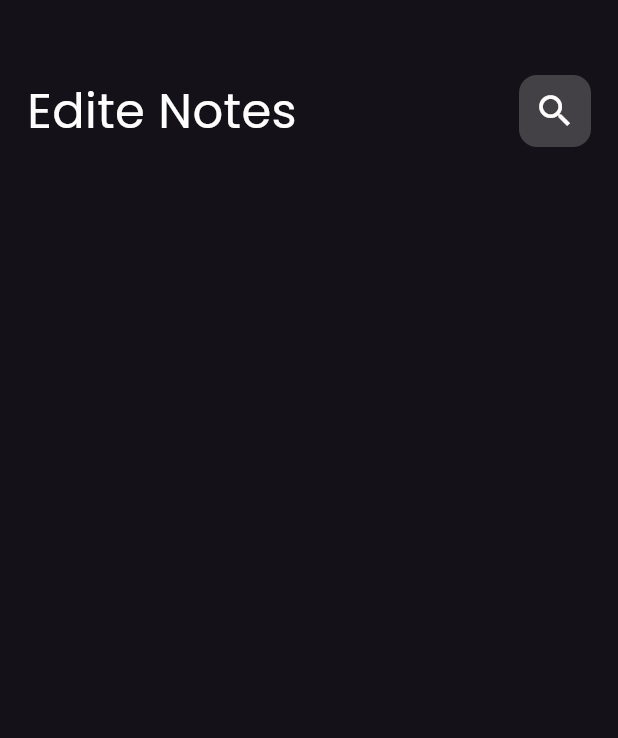
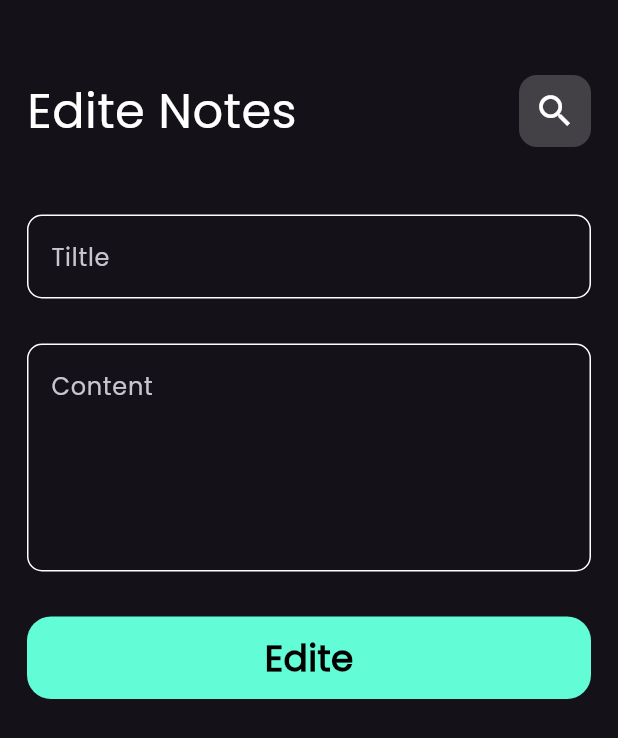
Before and after one commit to mahmoudkarieem/notes_app_, a Flutter app: the EditeNoteView screen opened directly, on a phone screen of 412 x 824 dp. Shown: the top 738 px of the screen. Run offline on Flutter 3.47's test engine with Material 3 defaults, Android fonts, the phone set to English and light mode, and no system bars.

Commit message:
finish edite note view

```diff
--- a/lib/widgets/custom_app_bar.dart
+++ b/lib/widgets/custom_app_bar.dart
@@ -17,7 +17,7 @@ class CustomAppBar extends StatelessWidget {
             color: Colors.white,
           ),
         ),
-        CustomIconSearch()
+        const CustomIconSearch()
       ],
     );
   }
--- a/lib/widgets/custom_bottom_feild.dart
+++ b/lib/widgets/custom_bottom_feild.dart
@@ -2,7 +2,8 @@ import 'package:flutter/material.dart';
 import 'package:notes_app/widgets/constants.dart';
 
 class CustomButtomFeild extends StatelessWidget {
-  const CustomButtomFeild({super.key});
+  const CustomButtomFeild({super.key, required this.data});
+  final String data;
 
   @override
   Widget build(BuildContext context) {
@@ -15,10 +16,10 @@ class CustomButtomFeild extends StatelessWidget {
           borderRadius: BorderRadius.circular(16),
           color: kPrimaryColor,
         ),
-        child: const Center(
+        child: Center(
           child: Text(
-            "Add",
-            style: TextStyle(
+            data,
+            style: const TextStyle(
               fontSize: 24,
               color: Colors.black,
               fontWeight: FontWeight.bold,
--- a/lib/widgets/edite_body_note_view.dart
+++ b/lib/widgets/edite_body_note_view.dart
@@ -1,5 +1,7 @@
 import 'package:flutter/material.dart';
 import 'package:notes_app/widgets/custom_app_bar.dart';
+import 'package:notes_app/widgets/custom_bottom_feild.dart';
+import 'package:notes_app/widgets/custom_text_feild.dart';
 
 class EditeNoteBody extends StatelessWidget {
   const EditeNoteBody({super.key});
@@ -19,6 +21,26 @@ class EditeNoteBody extends StatelessWidget {
           SizedBox(
             height: 20,
           ),
+          SizedBox(
+            height: 25,
+          ),
+          CustomTextFeild(
+            hintText: "Tiltle",
+            maxLines: 1,
+          ),
+          SizedBox(
+            height: 30,
+          ),
+          CustomTextFeild(
+            hintText: "Content",
+            maxLines: 5,
+          ),
+          SizedBox(
+            height: 30,
+          ),
+          CustomButtomFeild(
+            data: "Edite",
+          )
         ],
       ),
     );
--- a/lib/widgets/show_model_sheet.dart
+++ b/lib/widgets/show_model_sheet.dart
@@ -28,7 +28,9 @@ class ShowModelSheet extends StatelessWidget {
           SizedBox(
             height: 30,
           ),
-          CustomButtomFeild()
+          CustomButtomFeild(
+            data: "Add",
+          )
         ],
       ),
     );
```
